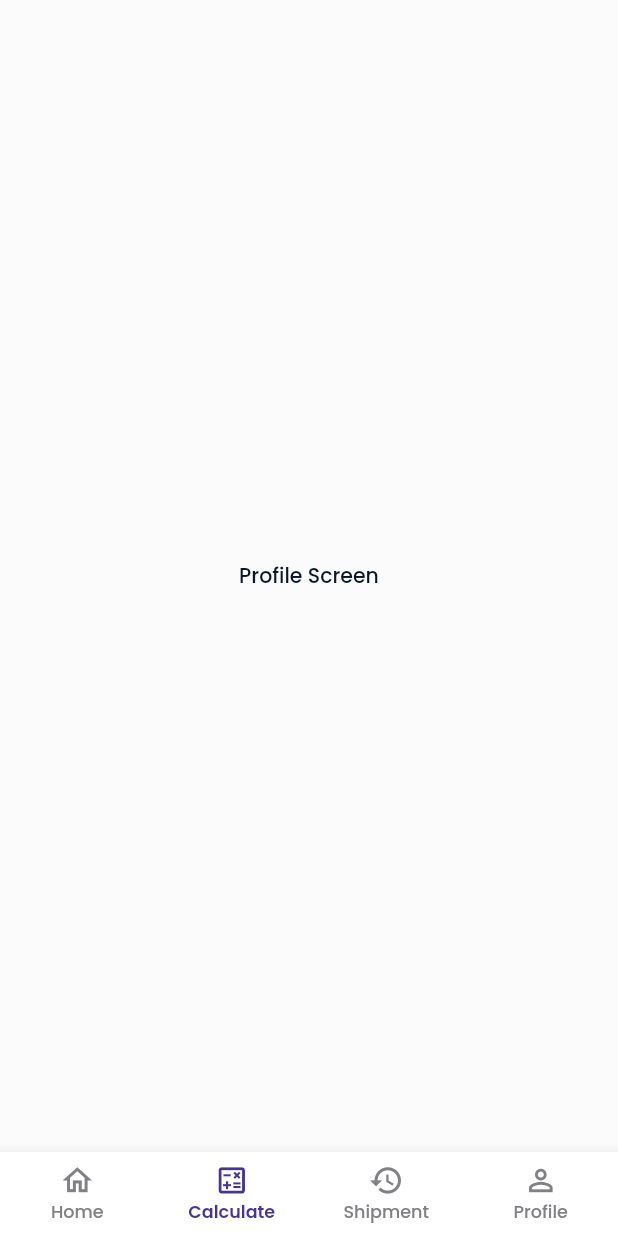
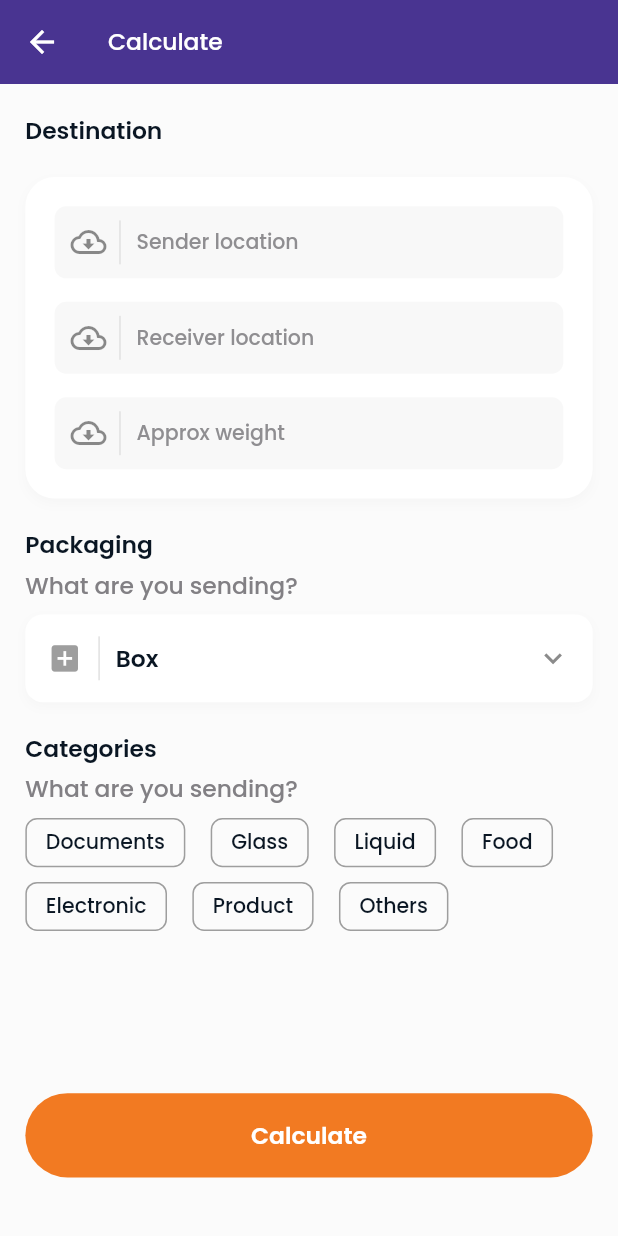
Before and after one commit to applevinc/movemate, a Flutter app: the screen it shows after launch, item 2 of the bottom bar chosen, on a phone screen of 412 x 824 dp. Run offline on Flutter 3.47's test engine with Material 2 defaults, Android fonts, the phone set to English and light mode, and no system bars; our stand-ins replace cached_network_image, flutter_screenutil, google_fonts; network calls fail.

Commit message:
shipment calculation screen

```diff
--- a/lib/screens/dashboardview.dart
+++ b/lib/screens/dashboardview.dart
@@ -22,8 +22,17 @@ class _DashboardViewState extends State<DashboardView> {
     ShipmentHistoryScreen(),
     ProfileScreen(),
   ];
+  bool hideBottomNavigationBar = false;
 
   void _onPageTapped(int index) {
+    if (index == 1) {
+      hideBottomNavigationBar = true;
+    }
+
+    if (index == 2) {
+      hideBottomNavigationBar = true;
+    }
+
     setState(() {
       _selectedIndex = index;
     });
@@ -37,7 +46,9 @@ class _DashboardViewState extends State<DashboardView> {
 
     return Scaffold(
       body: pages.elementAt(_selectedIndex),
-      bottomNavigationBar: BottomNavigationBar(
+      bottomNavigationBar: hideBottomNavigationBar
+          ? const SizedBox.shrink()
+          : BottomNavigationBar(
               items: const <BottomNavigationBarItem>[
                 BottomNavigationBarItem(
                   icon: Icon(Icons.home_outlined),
--- a/lib/screens/home/components/home_available_vehicles_view.dart
+++ b/lib/screens/home/components/home_available_vehicles_view.dart
@@ -21,7 +21,7 @@ class HomeAvailableVehiclesView extends StatelessWidget {
             child: Text(
               'Available vehicles',
               style: AppText.bold600(context).copyWith(
-                fontSize: 18.sp,
+                fontSize: 16.sp,
               ),
             ),
           ),
--- a/lib/screens/home/components/home_tracking_view.dart
+++ b/lib/screens/home/components/home_tracking_view.dart
@@ -23,7 +23,7 @@ class HomeTrackingView extends StatelessWidget {
             Text(
               'Tracking',
               style: AppText.bold600(context).copyWith(
-                fontSize: 18.sp,
+                fontSize: 16.sp,
               ),
             ),
             SizedBox(height: 20.h),
--- /dev/null
+++ b/lib/screens/shipment_calculation/components/shipment_calculation_categories_view.dart
@@ -0,0 +1,102 @@
+import 'package:flutter/material.dart';
+import 'package:flutter_screenutil/flutter_screenutil.dart';
+import 'package:movemate/core/styles/colors.dart';
+import 'package:movemate/core/styles/text.dart';
+
+class ShipmentCalculationCategoriesView extends StatefulWidget {
+  const ShipmentCalculationCategoriesView({super.key});
+
+  @override
+  State<ShipmentCalculationCategoriesView> createState() =>
+      _ShipmentCalculationCategoriesViewState();
+}
+
+class _ShipmentCalculationCategoriesViewState
+    extends State<ShipmentCalculationCategoriesView> {
+  final categories = [
+    'Documents',
+    'Glass',
+    'Liquid',
+    'Food',
+    'Electronic',
+    'Product',
+    'Others',
+  ];
+  String selectedCategory = '';
+
+  void selectCategory(String category) {}
+
+  @override
+  Widget build(BuildContext context) {
+    return Padding(
+      padding: EdgeInsets.only(top: 20.h),
+      child: Column(
+        crossAxisAlignment: CrossAxisAlignment.start,
+        children: [
+          Text(
+            'Categories',
+            style: AppText.bold600(context).copyWith(
+              fontSize: 16.sp,
+            ),
+          ),
+          SizedBox(height: 4.h),
+          Text(
+            'What are you sending?',
+            style: AppText.bold500(context).copyWith(
+              fontSize: 16.sp,
+              color: AppColors.textGrey,
+            ),
+          ),
+          SizedBox(height: 8.h),
+          Wrap(
+            spacing: 16.w,
+            runSpacing: 10.h,
+            children: List.generate(
+              categories.length,
+              (index) {
+                final category = categories[index];
+                final selected = category == selectedCategory;
+                return _CategoryButton(
+                  name: category,
+                  selected: selected,
+                  onTap: () => selectCategory(category),
+                );
+              },
+            ),
+          ),
+        ],
+      ),
+    );
+  }
+}
+
+class _CategoryButton extends StatelessWidget {
+  const _CategoryButton({
+    required this.name,
+    required this.selected,
+    required this.onTap,
+  });
+
+  final String name;
+  final bool selected;
+  final Function() onTap;
+
+  @override
+  Widget build(BuildContext context) {
+    return InkWell(
+      onTap: onTap,
+      borderRadius: BorderRadius.circular(8.r),
+      child: Container(
+        padding: EdgeInsets.symmetric(vertical: 5.h, horizontal: 12.w),
+        decoration: BoxDecoration(
+          border: Border.all(color: const Color(0xff9e9e9e)),
+          borderRadius: BorderRadius.circular(8.r),
+        ),
+        child: Text(
+          name,
+          style: AppText.bold500(context),
+        ),
+      ),
+    );
+  }
+}
--- /dev/null
+++ b/lib/screens/shipment_calculation/components/shipment_calculation_destination_view.dart
@@ -0,0 +1,131 @@
+import 'package:flutter/material.dart';
+import 'package:flutter_screenutil/flutter_screenutil.dart';
+import 'package:movemate/core/styles/colors.dart';
+import 'package:movemate/core/styles/text.dart';
+
+class ShipmentCalculationDestinationView extends StatefulWidget {
+  const ShipmentCalculationDestinationView({super.key});
+
+  @override
+  State<ShipmentCalculationDestinationView> createState() =>
+      _ShipmentCalculationDestinationViewState();
+}
+
+class _ShipmentCalculationDestinationViewState
+    extends State<ShipmentCalculationDestinationView> {
+  late final TextEditingController senderLocationController;
+  late final TextEditingController receiverLocationController;
+  late final TextEditingController weightController;
+
+  @override
+  void initState() {
+    super.initState();
+    senderLocationController = TextEditingController();
+    receiverLocationController = TextEditingController();
+    weightController = TextEditingController();
+  }
+
+  @override
+  void dispose() {
+    senderLocationController.dispose();
+    receiverLocationController.dispose();
+    weightController.dispose();
+    super.dispose();
+  }
+
+  @override
+  Widget build(BuildContext context) {
+    final gap = 16.h;
+
+    return Column(
+      crossAxisAlignment: CrossAxisAlignment.start,
+      children: [
+        Text(
+          'Destination',
+          style: AppText.bold600(context).copyWith(
+            fontSize: 16.sp,
+          ),
+        ),
+        SizedBox(height: 20.h),
+        Container(
+          padding: EdgeInsets.all(20.sp),
+          decoration: BoxDecoration(
+            color: Colors.white,
+            borderRadius: BorderRadius.circular(20.r),
+            boxShadow: AppColors.boxshadow,
+          ),
+          child: Column(
+            crossAxisAlignment: CrossAxisAlignment.start,
+            children: [
+              _DestinationInputField(
+                icon: Icons.cloud_download_outlined,
+                hintText: 'Sender location',
+                controller: senderLocationController,
+              ),
+              SizedBox(height: gap),
+              _DestinationInputField(
+                icon: Icons.cloud_download_outlined,
+                hintText: 'Receiver location',
+                controller: receiverLocationController,
+              ),
+              SizedBox(height: gap),
+              _DestinationInputField(
+                icon: Icons.cloud_download_outlined,
+                hintText: 'Approx weight',
+                controller: receiverLocationController,
+              ),
+            ],
+          ),
+        ),
+      ],
+    );
+  }
+}
+
+class _DestinationInputField extends StatelessWidget {
+  const _DestinationInputField({
+    required this.icon,
+    required this.hintText,
+    required this.controller,
+  });
+
+  final IconData icon;
+  final String hintText;
+  final TextEditingController controller;
+
+  @override
+  Widget build(BuildContext context) {
+    return TextFormField(
+      controller: controller,
+      style: AppText.bold500(context),
+      decoration: InputDecoration(
+        contentPadding: EdgeInsets.all(10.sp),
+        hintText: hintText,
+        hintStyle: AppText.bold500(context).copyWith(
+          color: const Color(0xff8f8e91),
+        ),
+        filled: true,
+        fillColor: const Color(0xfff8f8f8),
+        prefixIcon: Padding(
+          padding: EdgeInsets.symmetric(horizontal: 10.w),
+          child: Row(
+            mainAxisSize: MainAxisSize.min,
+            children: [
+              Icon(icon),
+              SizedBox(width: 8.w),
+              Container(
+                width: 1.w,
+                height: 30.h,
+                color: const Color(0xffe2e2e2),
+              ),
+            ],
+          ),
+        ),
+        border: OutlineInputBorder(
+          borderSide: BorderSide.none,
+          borderRadius: BorderRadius.circular(8.r),
+        ),
+      ),
+    );
+  }
+}
--- /dev/null
+++ b/lib/screens/shipment_calculation/components/shipment_calculation_packaging_view.dart
@@ -0,0 +1,71 @@
+import 'package:flutter/material.dart';
+import 'package:flutter_screenutil/flutter_screenutil.dart';
+import 'package:movemate/core/styles/colors.dart';
+import 'package:movemate/core/styles/text.dart';
+
+class ShipmentCalculationPackingView extends StatelessWidget {
+  const ShipmentCalculationPackingView({super.key});
+
+  @override
+  Widget build(BuildContext context) {
+    return Padding(
+      padding: EdgeInsets.only(top: 20.h),
+      child: Column(
+        crossAxisAlignment: CrossAxisAlignment.start,
+        children: [
+          Text(
+            'Packaging',
+            style: AppText.bold600(context).copyWith(
+              fontSize: 16.sp,
+            ),
+          ),
+          SizedBox(height: 4.h),
+          Text(
+            'What are you sending?',
+            style: AppText.bold500(context).copyWith(
+              fontSize: 16.sp,
+              color: AppColors.textGrey,
+            ),
+          ),
+          SizedBox(height: 8.h),
+          Container(
+            padding: EdgeInsets.all(15.sp),
+            decoration: BoxDecoration(
+              color: Colors.white,
+              borderRadius: BorderRadius.circular(12.r),
+              boxShadow: AppColors.boxshadow,
+            ),
+            child: Row(
+              children: [
+                Icon(
+                  Icons.add_box,
+                  size: 24.sp,
+                  color: Colors.grey,
+                ),
+                SizedBox(width: 10.w),
+                Container(
+                  width: 1.w,
+                  height: 30.h,
+                  color: const Color(0xffe2e2e2),
+                ),
+                SizedBox(width: 10.w),
+                Text(
+                  'Box',
+                  style: AppText.bold600(context).copyWith(
+                    fontSize: 16.sp,
+                  ),
+                ),
+                const Spacer(),
+                Icon(
+                  Icons.keyboard_arrow_down,
+                  color: const Color(0xff8b8b8b),
+                  size: 24.sp,
+                ),
+              ],
+            ),
+          ),
+        ],
+      ),
+    );
+  }
+}
--- a/lib/screens/shipment_calculation/shipment_calculation_screen.dart
+++ b/lib/screens/shipment_calculation/shipment_calculation_screen.dart
@@ -1,16 +1,70 @@
 import 'package:flutter/material.dart';
+import 'package:flutter_screenutil/flutter_screenutil.dart';
+import 'package:movemate/core/styles/spacing.dart';
 import 'package:movemate/core/styles/text.dart';
+import 'package:movemate/core/utils/navigator.dart';
+import 'package:movemate/screens/dashboardview.dart';
+import 'package:movemate/screens/shipment_calculation/components/shipment_calculation_categories_view.dart';
+import 'package:movemate/screens/shipment_calculation/components/shipment_calculation_destination_view.dart';
+import 'package:movemate/screens/shipment_calculation/components/shipment_calculation_packaging_view.dart';
+import 'package:movemate/screens/widgets/app_button.dart';
+import 'package:movemate/screens/widgets/close_keyboard_wrapper.dart';
 
 class ShipmentCalculationScreen extends StatelessWidget {
   const ShipmentCalculationScreen({super.key});
 
   @override
   Widget build(BuildContext context) {
-    return Scaffold(
-      body: Center(
-        child: Text(
-          'Profile Screen',
-          style: AppText.bold500(context),
+    return WillPopScope(
+      onWillPop: () {
+        AppNavigator.pushAndRemoveUntil(context, const DashboardView());
+        return Future.value(true);
+      },
+      child: CloseKeyboardWrapper(
+        child: Scaffold(
+          appBar: AppBar(
+            elevation: 0,
+            leading: BackButton(
+              color: Colors.white,
+              onPressed: () {
+                AppNavigator.pushAndRemoveUntil(context, const DashboardView());
+              },
+            ),
+            title: Text(
+              'Calculate',
+              style: AppText.bold500(context).copyWith(
+                fontSize: 16.sp,
+                color: Colors.white,
+              ),
+            ),
+          ),
+          body: SingleChildScrollView(
+            padding: EdgeInsets.only(
+              top: 20.h,
+              left: AppPadding.horizontal,
+              right: AppPadding.horizontal,
+              bottom: 40.h,
+            ),
+            child: Column(
+              crossAxisAlignment: CrossAxisAlignment.start,
+              children: const [
+                ShipmentCalculationDestinationView(),
+                ShipmentCalculationPackingView(),
+                ShipmentCalculationCategoriesView(),
+              ],
+            ),
+          ),
+          bottomNavigationBar: Padding(
+            padding: EdgeInsets.only(
+              left: AppPadding.horizontal,
+              right: AppPadding.horizontal,
+              bottom: 40.h,
+            ),
+            child: AppButton(
+              label: 'Calculate',
+              onTap: () {},
+            ),
+          ),
         ),
       ),
     );
--- /dev/null
+++ b/lib/screens/widgets/app_button.dart
@@ -0,0 +1,83 @@
+import 'package:flutter/material.dart';
+import 'package:flutter_screenutil/flutter_screenutil.dart';
+import 'package:movemate/core/styles/colors.dart';
+import 'package:movemate/core/styles/text.dart';
+
+class AppButton extends StatelessWidget {
+  const AppButton({
+    Key? key,
+    required this.label,
+    required this.onTap,
+    this.labelColor,
+    this.backgroundColor,
+    this.disabled = false,
+    this.isBusy = false,
+    this.child,
+    this.elevation = 0,
+    this.icon,
+    this.border,
+    this.padding,
+    this.width,
+    this.borderRadius,
+    this.labelStyle,
+    this.labelFontSize,
+  }) : super(key: key);
+
+  final String label;
+  final Function() onTap;
+  final Color? labelColor;
+  final Color? backgroundColor;
+  final bool disabled;
+  final bool isBusy;
+  final Widget? child;
+  final double elevation;
+  final String? icon;
+  final BorderSide? border;
+  final EdgeInsetsGeometry? padding;
+  final double? width;
+  final BorderRadiusGeometry? borderRadius;
+  final TextStyle? labelStyle;
+  final double? labelFontSize;
+
+  @override
+  Widget build(BuildContext context) {
+    final size = MediaQuery.of(context).size;
+
+    return SizedBox(
+      width: width ?? size.width,
+      child: ElevatedButton(
+        onPressed: disabled
+            ? null
+            : isBusy
+                ? null
+                : onTap,
+        style: ElevatedButton.styleFrom(
+          backgroundColor: backgroundColor ?? AppColors.orange,
+          disabledBackgroundColor: const Color(0xffC4C4C4),
+          elevation: elevation,
+          padding: padding ?? EdgeInsets.symmetric(vertical: 17.h),
+          shape: RoundedRectangleBorder(
+            borderRadius: borderRadius ?? BorderRadius.circular(30.r),
+            side: border ?? BorderSide.none,
+          ),
+        ),
+        child: isBusy
+            ? SizedBox(
+                height: 23.h,
+                width: 23.h,
+                child: const CircularProgressIndicator.adaptive(
+                  valueColor: AlwaysStoppedAnimation<Color>(Colors.white),
+                ),
+              )
+            : Text(
+                label,
+                style: labelStyle ??
+                    AppText.bold600(context).copyWith(
+                      color: labelColor ?? Colors.white,
+                      fontSize: labelFontSize ?? 16.sp,
+                    ),
+              ),
+      ),
+    );
+  }
+}
--- /dev/null
+++ b/lib/screens/widgets/close_keyboard_wrapper.dart
@@ -0,0 +1,15 @@
+import 'package:flutter/material.dart';
+
+class CloseKeyboardWrapper extends StatelessWidget {
+  const CloseKeyboardWrapper({super.key, required this.child});
+
+  final Widget child;
+
+  @override
+  Widget build(BuildContext context) {
+    return GestureDetector(
+      onTap: () => FocusManager.instance.primaryFocus?.unfocus(),
+      child: child,
+    );
+  }
+}
```
Lines whose indentation alone changed are shown as unchanged.
